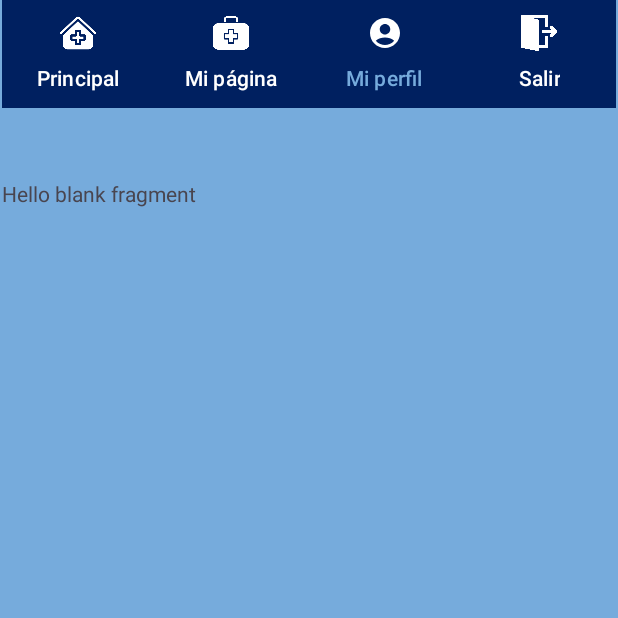
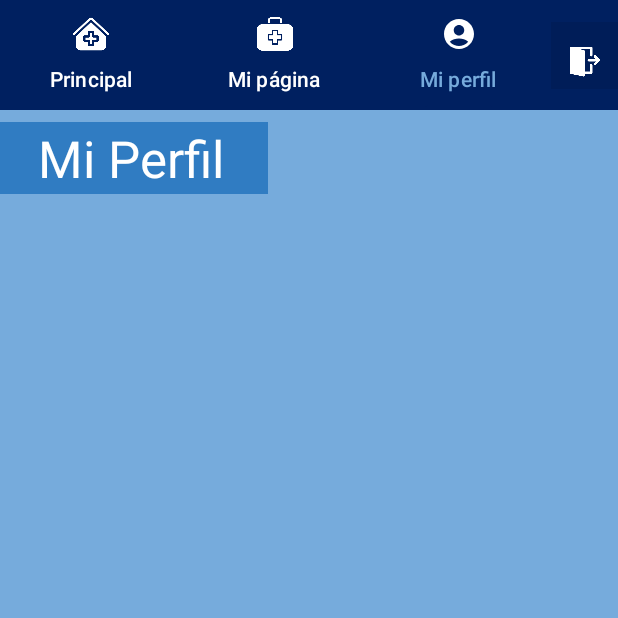
Before and after one commit to AnaPaula202/Connu_App, an Android app: the MainPageActivity screen opened directly, with no data from a screen before it, tab 3 chosen, on a phone screen of 412 x 824 dp, the top half of it. Run offline under Robolectric (Android 15) with nearby library versions, the phone set to English and light mode, and no system bars; Roboto replaces fonts that are not available here.

Commit message:
ultimo update hasta ahora

```diff
--- a/app/src/main/java/com/example/connu/Adapter/FragmentsAdapter.kt
+++ b/app/src/main/java/com/example/connu/Adapter/FragmentsAdapter.kt
@@ -1,12 +1,9 @@
 package com.example.connu.Adapter
 
 import android.content.Context
-import android.content.Intent
 import androidx.fragment.app.Fragment
 import androidx.fragment.app.FragmentManager
 import androidx.fragment.app.FragmentPagerAdapter
-import com.example.connu.ForgottenPassActivity
-import com.example.connu.Fragments.LogoutFragment
 import com.example.connu.Fragments.MYPageFragment
 import com.example.connu.Fragments.MainPageFragment
 import com.example.connu.Fragments.ProfileFragment
@@ -26,9 +23,6 @@ internal class FragmentsAdapter (val context: Context, val fragmentManager: Frag
             2 -> {
                 ProfileFragment()
             }
-            3 -> {
-                LogoutFragment()
-            }
             else -> getItem(position)
         }
     }
--- a/app/src/main/java/com/example/connu/Fragments/LogoutFragment.kt
+++ /dev/null
@@ -1,30 +0,0 @@
-package com.example.connu.Fragments
-
-import android.content.Intent
-import android.os.Bundle
-import androidx.fragment.app.Fragment
-import android.view.LayoutInflater
-import android.view.View
-import android.view.ViewGroup
-import com.example.connu.ForgottenPassActivity
-import com.example.connu.R
-
-class LogoutFragment : Fragment() {
-
-    override fun onCreate(savedInstanceState: Bundle?) {
-
-        super.onCreate(savedInstanceState)
-
-    }
-
-    override fun onCreateView(
-        inflater: LayoutInflater, container: ViewGroup?,
-        savedInstanceState: Bundle?
-    ): View? {
-        // Inflate the layout for this fragment
-
-        return inflater.inflate(R.layout.fragment_profile, container, false)
-    }
-
-
-}
--- a/app/src/main/java/com/example/connu/Fragments/ProfileFragment.kt
+++ b/app/src/main/java/com/example/connu/Fragments/ProfileFragment.kt
@@ -11,7 +11,6 @@ class ProfileFragment : Fragment() {
 
     override fun onCreate(savedInstanceState: Bundle?) {
         super.onCreate(savedInstanceState)
-
     }
 
     override fun onCreateView(
--- a/app/src/main/java/com/example/connu/MainPageActivity.kt
+++ b/app/src/main/java/com/example/connu/MainPageActivity.kt
@@ -1,7 +1,10 @@
 package com.example.connu
 
+import android.content.Intent
 import androidx.appcompat.app.AppCompatActivity
 import android.os.Bundle
+import android.widget.Button
+import android.widget.ImageView
 import androidx.viewpager2.widget.ViewPager2
 import com.example.connu.Adapter.FragmentsAdapter
 import com.example.connu.Fragments.MYPageFragment
@@ -18,6 +21,13 @@ class MainPageActivity : AppCompatActivity() {
         super.onCreate(savedInstanceState)
         binding = ActivityMainPageBinding.inflate(layoutInflater)
         setContentView(binding.root)
+
+        val bLogout : ImageView = findViewById(R.id.ivLogout)
+
+        bLogout.setOnClickListener {
+            val logout = Intent(this, MainActivity::class.java)
+            startActivity(logout)
+        }
 
         binding.tabLayout.tabGravity = TabLayout.GRAVITY_FILL
 
@@ -38,6 +48,8 @@ class MainPageActivity : AppCompatActivity() {
             }
 
         })
+
+
     }
 
 
--- a/app/src/main/res/layout/activity_main_page.xml
+++ b/app/src/main/res/layout/activity_main_page.xml
@@ -7,12 +7,25 @@
     android:background="@color/main_blue"
     tools:context=".MainPageActivity">
 
+    <ImageView
+        android:id="@+id/ivLogout"
+        android:layout_width="0dp"
+        android:layout_height="0dp"
+        android:layout_marginBottom="8dp"
+        android:background="@color/menu_blue"
+        app:layout_constraintBottom_toTopOf="@+id/vpContent"
+        app:layout_constraintEnd_toEndOf="parent"
+        app:layout_constraintHorizontal_bias="0.0"
+        app:layout_constraintStart_toEndOf="@+id/tabLayout"
+        app:layout_constraintTop_toTopOf="parent"
+        app:layout_constraintVertical_bias="0.0"
+        app:srcCompat="@android:drawable/divider_horizontal_bright" />
+
     <com.google.android.material.tabs.TabLayout
         android:id="@+id/tabLayout"
-        android:layout_width="409dp"
-        android:layout_height="wrap_content"
+        android:layout_width="367dp"
+        android:layout_height="73dp"
         android:background="@color/menu_blue"
-        app:layout_constraintEnd_toEndOf="parent"
         app:layout_constraintStart_toStartOf="parent"
         app:layout_constraintTop_toTopOf="parent"
         app:tabIconTint="@color/white"
@@ -39,21 +52,35 @@
             android:icon="@drawable/baseline_account_circle_24"
             android:text="@string/perfil" />
 
-        <com.google.android.material.tabs.TabItem
-            android:layout_width="wrap_content"
-            android:layout_height="wrap_content"
-            android:icon="@drawable/logout"
-            android:text="@string/logout"
-            tools:layout_editor_absoluteX="-15dp"
-            tools:layout_editor_absoluteY="152dp" />
     </com.google.android.material.tabs.TabLayout>
 
     <androidx.viewpager.widget.ViewPager
         android:id="@+id/vpContent"
         android:layout_width="409dp"
         android:layout_height="657dp"
+        android:layout_marginStart="8dp"
+        android:layout_marginTop="8dp"
+        android:layout_marginEnd="8dp"
+        android:layout_marginBottom="8dp"
         app:layout_constraintBottom_toBottomOf="parent"
         app:layout_constraintEnd_toEndOf="parent"
+        app:layout_constraintHorizontal_bias="1.0"
         app:layout_constraintStart_toStartOf="parent"
-        app:layout_constraintTop_toBottomOf="@+id/tabLayout" />
+        app:layout_constraintTop_toBottomOf="@+id/tabLayout"
+        app:layout_constraintVertical_bias="0.0">
+
+    </androidx.viewpager.widget.ViewPager>
+
+    <ImageView
+        android:id="@+id/imageView10"
+        android:layout_width="20dp"
+        android:layout_height="47dp"
+        android:layout_marginStart="8dp"
+        android:layout_marginEnd="8dp"
+        app:layout_constraintBottom_toTopOf="@+id/vpContent"
+        app:layout_constraintEnd_toEndOf="parent"
+        app:layout_constraintStart_toEndOf="@+id/tabLayout"
+        app:layout_constraintTop_toTopOf="@+id/ivLogout"
+        app:srcCompat="@drawable/logout" />
+
 </androidx.constraintlayout.widget.ConstraintLayout>
--- a/app/src/main/res/layout/fragment_main_page.xml
+++ b/app/src/main/res/layout/fragment_main_page.xml
@@ -26,7 +26,7 @@
         <ImageView
             android:id="@+id/ivFilter2"
             android:layout_width="wrap_content"
-            android:layout_height="wrap_content"
+            android:layout_height="48dp"
             android:layout_marginTop="16dp"
             android:layout_marginEnd="16dp"
             app:layout_constraintEnd_toEndOf="parent"
@@ -41,9 +41,22 @@
             android:layout_marginTop="16dp"
             android:layout_marginEnd="16dp"
             android:background="@color/white"
+            android:minHeight="48dp"
             app:layout_constraintEnd_toStartOf="@+id/ivFilter2"
             app:layout_constraintStart_toStartOf="parent"
             app:layout_constraintTop_toBottomOf="@+id/tvFilter3" />
+
+        <androidx.recyclerview.widget.RecyclerView
+            android:layout_width="409dp"
+            android:layout_height="651dp"
+            android:layout_marginStart="16dp"
+            android:layout_marginTop="16dp"
+            android:layout_marginEnd="16dp"
+            android:layout_marginBottom="16dp"
+            app:layout_constraintBottom_toBottomOf="parent"
+            app:layout_constraintEnd_toEndOf="parent"
+            app:layout_constraintStart_toStartOf="parent"
+            app:layout_constraintTop_toBottomOf="@+id/sFilter2" />
     </androidx.constraintlayout.widget.ConstraintLayout>
 
 </FrameLayout>
--- a/app/src/main/res/layout/fragment_profile.xml
+++ b/app/src/main/res/layout/fragment_profile.xml
@@ -1,14 +1,36 @@
 <?xml version="1.0" encoding="utf-8"?>
 <FrameLayout xmlns:android="http://schemas.android.com/apk/res/android"
+    xmlns:app="http://schemas.android.com/apk/res-auto"
     xmlns:tools="http://schemas.android.com/tools"
     android:layout_width="match_parent"
     android:layout_height="match_parent"
-    tools:context=".ProfileFragment">
+    android:background="@color/main_blue"
+    tools:context=".ProfileFragment" >
 
-    <!-- TODO: Update blank fragment layout -->
-    <TextView
+    <androidx.constraintlayout.widget.ConstraintLayout
         android:layout_width="match_parent"
-        android:layout_height="match_parent"
-        android:text="@string/hello_blank_fragment" />
+        android:layout_height="match_parent">
 
+        <TextView
+            android:id="@+id/tvProfile"
+            android:layout_width="183dp"
+            android:layout_height="48dp"
+            android:background="@color/dark_blue"
+            android:gravity="center"
+            android:text="@string/my_profile"
+            android:textColor="@color/white"
+            android:textSize="34sp"
+            app:layout_constraintStart_toStartOf="parent"
+            app:layout_constraintTop_toTopOf="parent" />
+
+        <ImageView
+            android:id="@+id/ivProfilePic"
+            android:layout_width="183dp"
+            android:layout_height="183dp"
+            android:layout_marginTop="16dp"
+            android:layout_marginEnd="16dp"
+            app:layout_constraintEnd_toEndOf="parent"
+            app:layout_constraintTop_toTopOf="parent"
+            tools:src="@tools:sample/avatars" />
+    </androidx.constraintlayout.widget.ConstraintLayout>
 </FrameLayout>
--- a/app/src/main/res/values-night/strings.xml
+++ b/app/src/main/res/values-night/strings.xml
@@ -15,4 +15,5 @@
     <string name="mainpage">Página Principal</string>
     <string name="mypage">Mi página</string>
     <string name="perfil">Mi perfil</string>
+    <string name="my_profile">Mi Perfil</string>
 </resources>
--- a/app/src/main/res/values/strings.xml
+++ b/app/src/main/res/values/strings.xml
@@ -60,4 +60,5 @@
     <string name="perfil">Mi perfil</string>
 <!-- TODO: Remove or change this placeholder text -->
     <string name="hello_blank_fragment">Hello blank fragment</string>
+    <string name="my_profile">Mi Perfil</string>
 </resources>
```
